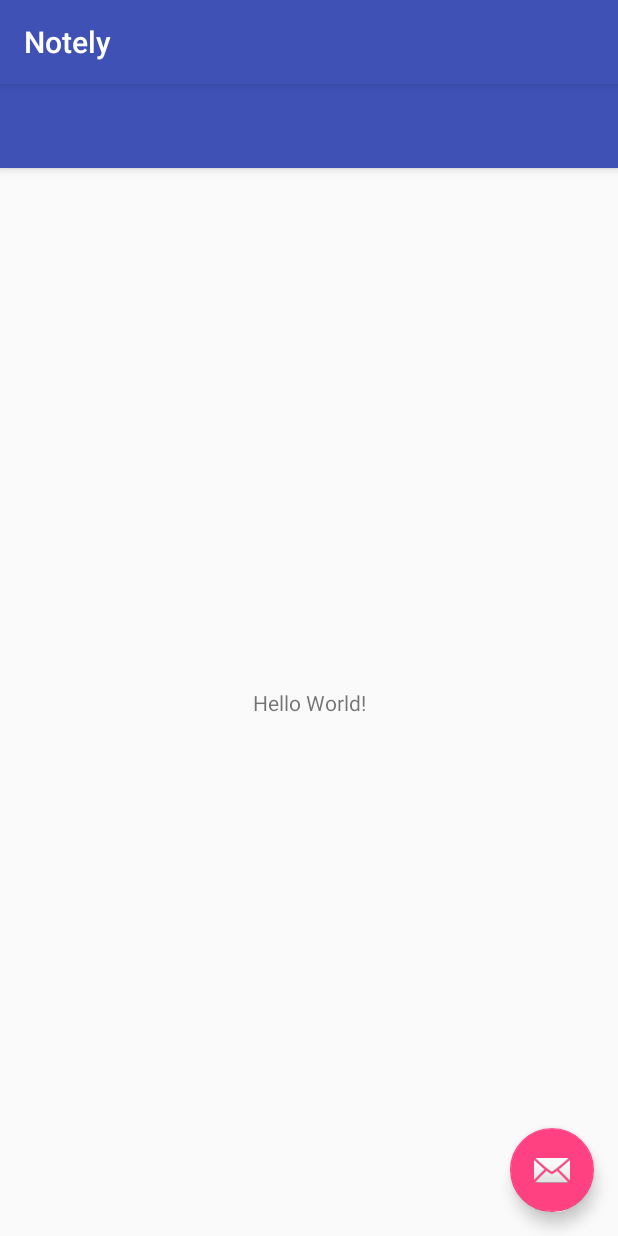
After one commit to rohitksingh/Demo-Asign, an Android app: the NotelyDetailActivity screen opened directly, with no data from a screen before it, on a phone screen of 412 x 824 dp. The commit adds this screen. Run offline under Robolectric (Android 15) with nearby library versions, the phone set to English and light mode, and no system bars; 1 statement that could not run was skipped.

Commit message:
Splash Screen And Detail Activity Added

```diff
--- /dev/null
+++ b/Notely/app/src/main/java/rohksin/com/notely/Activities/NotelyDetailActivity.java
@@ -0,0 +1,27 @@
+package rohksin.com.notely.Activities;
+
+import android.os.Bundle;
+import android.support.v7.app.AppCompatActivity;
+import android.util.Log;
+
+import rohksin.com.notely.Adapters.NotelyListAdapter;
+import rohksin.com.notely.Models.Note;
+import rohksin.com.notely.R;
+
+/**
+ * Created by Illuminati on 11/17/2017.
+ */
+
+public class NotelyDetailActivity extends AppCompatActivity {
+
+    @Override
+    public void onCreate(Bundle savedInstanceState)
+    {
+        super.onCreate(savedInstanceState);
+        setContentView(R.layout.notely_detail_actiivty);
+
+        Note note = (Note)getIntent().getSerializableExtra(NotelyListAdapter.LIST_NOTE);
+
+        Log.d("NOTE", note.toString());
+    }
+}
--- /dev/null
+++ b/Notely/app/src/main/res/layout/notely_detail_actiivty.xml
@@ -0,0 +1,33 @@
+<?xml version="1.0" encoding="utf-8"?>
+<android.support.design.widget.CoordinatorLayout xmlns:android="http://schemas.android.com/apk/res/android"
+    xmlns:app="http://schemas.android.com/apk/res-auto"
+    xmlns:tools="http://schemas.android.com/tools"
+    android:layout_width="match_parent"
+    android:layout_height="match_parent"
+    tools:context="rohksin.com.notely.MainActivity">
+
+    <android.support.design.widget.AppBarLayout
+        android:layout_width="match_parent"
+        android:layout_height="wrap_content"
+        android:theme="@style/AppTheme.AppBarOverlay">
+
+        <android.support.v7.widget.Toolbar
+            android:id="@+id/toolbar"
+            android:layout_width="match_parent"
+            android:layout_height="?attr/actionBarSize"
+            android:background="?attr/colorPrimary"
+            app:popupTheme="@style/AppTheme.PopupOverlay" />
+
+    </android.support.design.widget.AppBarLayout>
+
+    <include layout="@layout/content_main" />
+
+    <android.support.design.widget.FloatingActionButton
+        android:id="@+id/fab"
+        android:layout_width="wrap_content"
+        android:layout_height="wrap_content"
+        android:layout_gravity="bottom|end"
+        android:layout_margin="@dimen/fab_margin"
+        app:srcCompat="@android:drawable/ic_dialog_email" />
+
+</android.support.design.widget.CoordinatorLayout>
```
Also changed, not shown: Notely/app/src/main/AndroidManifest.xml (+5 -3 lines), Notely/app/src/main/java/rohksin/com/notely/Activities/NotelySplashActivity.java (added, +31 -0 lines), Notely/app/src/main/java/rohksin/com/notely/Adapters/NotelyListAdapter.java (+15 -1 lines), Notely/app/src/main/java/rohksin/com/notely/Models/Note.java (+9 -1 lines), Notely/app/src/main/res/layout/notely_splash_activity.xml (added, +12 -0 lines).
